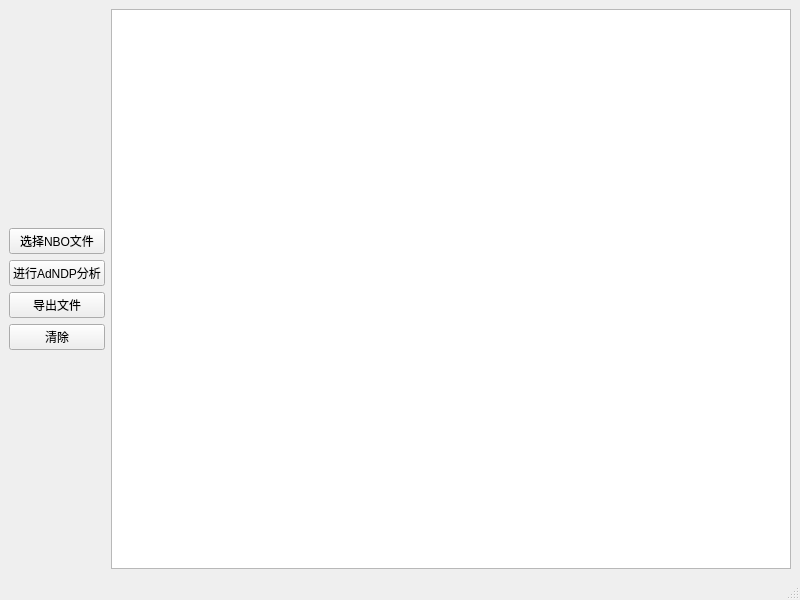
aeinrw/AdNDP, file GUI/resource/ui/mainWindowUi.ui: the form before one commit.
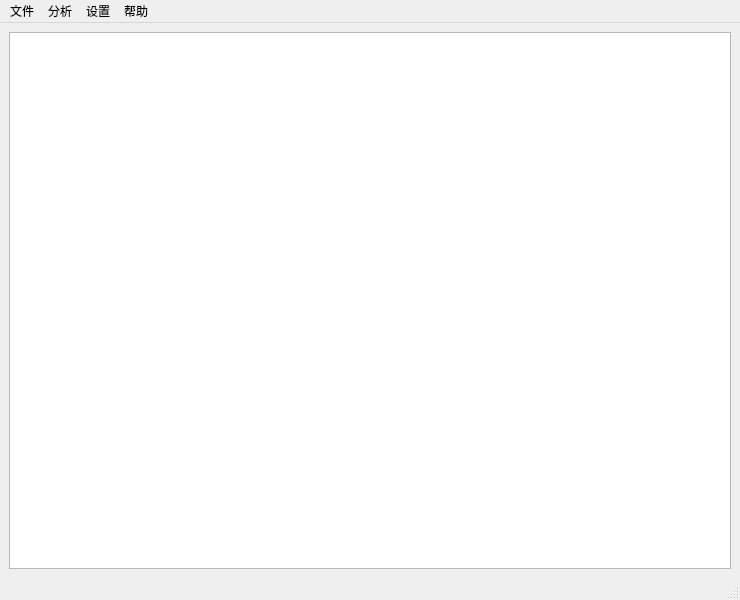
The form after the commit.

What changed in the file:
```diff
--- a/GUI/resource/ui/mainWindowUi.ui
+++ b/GUI/resource/ui/mainWindowUi.ui
@@ -6,7 +6,7 @@
    <rect>
     <x>0</x>
     <y>0</y>
-    <width>800</width>
+    <width>740</width>
     <height>600</height>
    </rect>
   </property>
@@ -15,64 +15,6 @@
   </property>
   <widget class="QWidget" name="centralwidget">
    <layout class="QHBoxLayout" name="horizontalLayout">
-    <item>
-     <layout class="QVBoxLayout" name="verticalLayout">
-      <item>
-       <spacer name="verticalSpacer">
-        <property name="orientation">
-         <enum>Qt::Vertical</enum>
-        </property>
-        <property name="sizeHint" stdset="0">
-         <size>
-          <width>20</width>
-          <height>40</height>
-         </size>
-        </property>
-       </spacer>
-      </item>
-      <item>
-       <widget class="QPushButton" name="readInitFile_btn">
-        <property name="text">
-         <string>选择NBO文件</string>
-        </property>
-       </widget>
-      </item>
-      <item>
-       <widget class="QPushButton" name="analysis_btn">
-        <property name="text">
-         <string>进行AdNDP分析</string>
-        </property>
-       </widget>
-      </item>
-      <item>
-       <widget class="QPushButton" name="exportFile_btn">
-        <property name="text">
-         <string>导出文件</string>
-        </property>
-       </widget>
-      </item>
-      <item>
-       <widget class="QPushButton" name="clear_btn">
-        <property name="text">
-         <string>清除</string>
-        </property>
-       </widget>
-      </item>
-      <item>
-       <spacer name="verticalSpacer_2">
-        <property name="orientation">
-         <enum>Qt::Vertical</enum>
-        </property>
-        <property name="sizeHint" stdset="0">
-         <size>
-          <width>20</width>
-          <height>40</height>
-         </size>
-        </property>
-       </spacer>
-      </item>
-     </layout>
-    </item>
     <item>
      <widget class="QTextEdit" name="output_td"/>
     </item>
@@ -83,12 +25,77 @@
     <rect>
      <x>0</x>
      <y>0</y>
-     <width>800</width>
+     <width>740</width>
      <height>18</height>
     </rect>
    </property>
+   <widget class="QMenu" name="menuFile">
+    <property name="title">
+     <string>文件</string>
+    </property>
+    <addaction name="openFile_action"/>
+    <addaction name="exportFile_action"/>
+    <addaction name="separator"/>
+    <addaction name="clearScreen_action"/>
+   </widget>
+   <widget class="QMenu" name="menuSetting">
+    <property name="title">
+     <string>设置</string>
+    </property>
+   </widget>
+   <widget class="QMenu" name="menuHelp">
+    <property name="title">
+     <string>帮助</string>
+    </property>
+    <addaction name="about_action"/>
+   </widget>
+   <widget class="QMenu" name="menu">
+    <property name="title">
+     <string>分析</string>
+    </property>
+    <addaction name="startAnalysis_action"/>
+    <addaction name="stopAnalysis_action"/>
+   </widget>
+   <addaction name="menuFile"/>
+   <addaction name="menu"/>
+   <addaction name="menuSetting"/>
+   <addaction name="menuHelp"/>
   </widget>
-  <widget class="QStatusBar" name="statusbar"/>
+  <widget class="QStatusBar" name="statusbar">
+   <property name="enabled">
+    <bool>false</bool>
+   </property>
+  </widget>
+  <action name="openFile_action">
+   <property name="text">
+    <string>打开</string>
+   </property>
+  </action>
+  <action name="exportFile_action">
+   <property name="text">
+    <string>导出</string>
+   </property>
+  </action>
+  <action name="clearScreen_action">
+   <property name="text">
+    <string>清除</string>
+   </property>
+  </action>
+  <action name="startAnalysis_action">
+   <property name="text">
+    <string>开始分析</string>
+   </property>
+  </action>
+  <action name="stopAnalysis_action">
+   <property name="text">
+    <string>结束分析</string>
+   </property>
+  </action>
+  <action name="about_action">
+   <property name="text">
+    <string>关于</string>
+   </property>
+  </action>
  </widget>
  <resources/>
  <connections>
```
Left out of the diff: 66 changed lines with no effect on the pictures.
